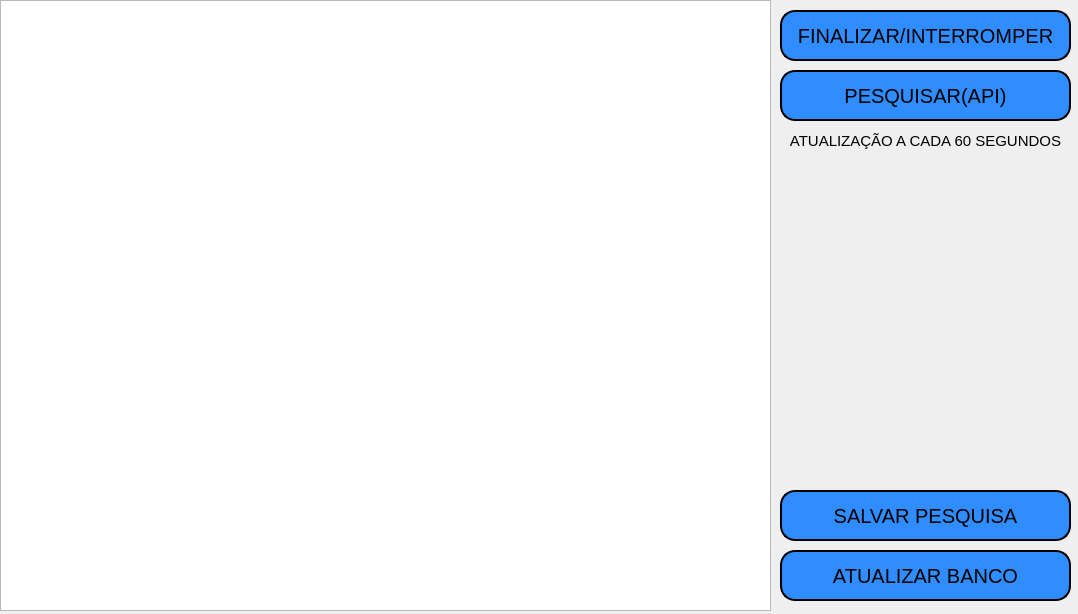
This is interface/secW.ui in AlexandreSilvestrin/Programa-automacao as Qt 5 draws it before an edit. The edited form follows.
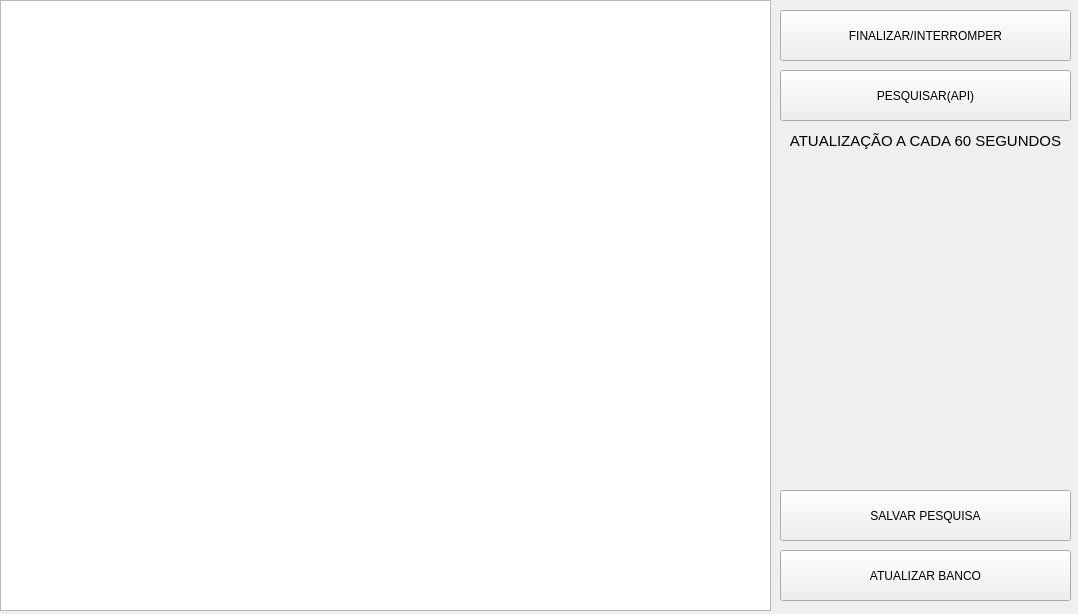
This is the edited form.

```diff
--- a/interface/secW.ui
+++ b/interface/secW.ui
@@ -14,7 +14,29 @@
    <string>MainWindow</string>
   </property>
   <property name="styleSheet">
-   <string notr="true">color:black;
+   <string notr="true">QPushButton[class=&quot;botoes1&quot;]{
+border-radius: 10px;
+border-width:2px;
+background-color: qlineargradient(
+        spread:pad, 
+        x1:0, y1:1, 
+        x2:0, y2:0, 
+        stop:0 #648ed1,
+		stop:0.35 #366096,   /* Azul escuro (rgb(7, 0, 235)) */
+        stop:1 #366096  /* Azul claro (rgb(0, 255, 255)) */
+    );
+font-size: 18px;
+}
+
+QPushButton:hover[class=&quot;botoes1&quot;]{
+color: rgb(9, 9, 9);
+border-radius: 10px;
+border-width:2px;
+border-style:outset;
+border-color:black;
+background-color: #8cff57;
+font-size: 18px;
+}
 
 </string>
   </property>
@@ -64,23 +86,7 @@
      </rect>
     </property>
     <property name="styleSheet">
-     <string notr="true">QPushButton{
-color:black;
-border-radius: 15px;
-border-width:2px;
-border-style:outset;
-border-color:black;
-background-color: rgb(48, 141, 255);
-font-size: 20px;
-}
-QPushButton:hover{
-border-radius: 15px;
-border-width:2px;
-border-style:outset;
-border-color:black;
-background-color:rgb(112, 169, 255);
-font-size: 25px;
-}</string>
+     <string notr="true"/>
     </property>
     <property name="text">
      <string>ATUALIZAR BANCO</string>
@@ -96,23 +102,7 @@
      </rect>
     </property>
     <property name="styleSheet">
-     <string notr="true">QPushButton{
-color:black;
-border-radius: 15px;
-border-width:2px;
-border-style:outset;
-border-color:black;
-background-color: rgb(48, 141, 255);
-font-size: 20px;
-}
-QPushButton:hover{
-border-radius: 15px;
-border-width:2px;
-border-style:outset;
-border-color:black;
-background-color:rgb(112, 169, 255);
-font-size: 25px;
-}</string>
+     <string notr="true"/>
     </property>
     <property name="text">
      <string>SALVAR PESQUISA</string>
@@ -128,23 +118,7 @@
      </rect>
     </property>
     <property name="styleSheet">
-     <string notr="true">QPushButton{
-color:black;
-border-radius: 15px;
-border-width:2px;
-border-style:outset;
-border-color:black;
-background-color: rgb(48, 141, 255);
-font-size: 20px;
-}
-QPushButton:hover{
-border-radius: 15px;
-border-width:2px;
-border-style:outset;
-border-color:black;
-background-color:rgb(112, 169, 255);
-font-size: 25px;
-}</string>
+     <string notr="true"/>
     </property>
     <property name="text">
      <string>PESQUISAR(API)</string>
@@ -226,23 +200,7 @@
      </rect>
     </property>
     <property name="styleSheet">
-     <string notr="true">QPushButton{
-color:black;
-border-radius: 15px;
-border-width:2px;
-border-style:outset;
-border-color:black;
-background-color: rgb(48, 141, 255);
-font-size: 20px;
-}
-QPushButton:hover{
-border-radius: 15px;
-border-width:2px;
-border-style:outset;
-border-color:black;
-background-color:rgb(112, 169, 255);
-font-size: 22px;
-}</string>
+     <string notr="true"/>
     </property>
     <property name="text">
      <string>FINALIZAR/INTERROMPER</string>
```
Left out of the diff: 12 changed lines with no effect on the pictures.
